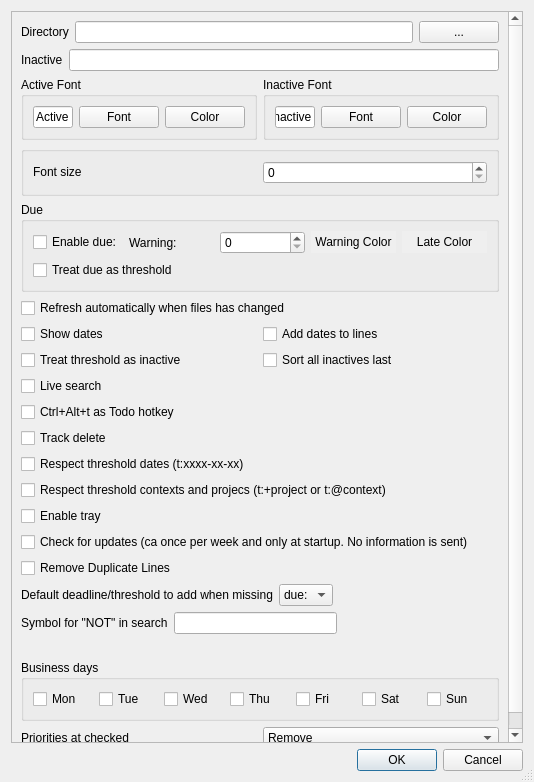
The window that settingsdialog.ui (SverrirValgeirsson/Todour) describes before a commit, drawn with Qt 5.
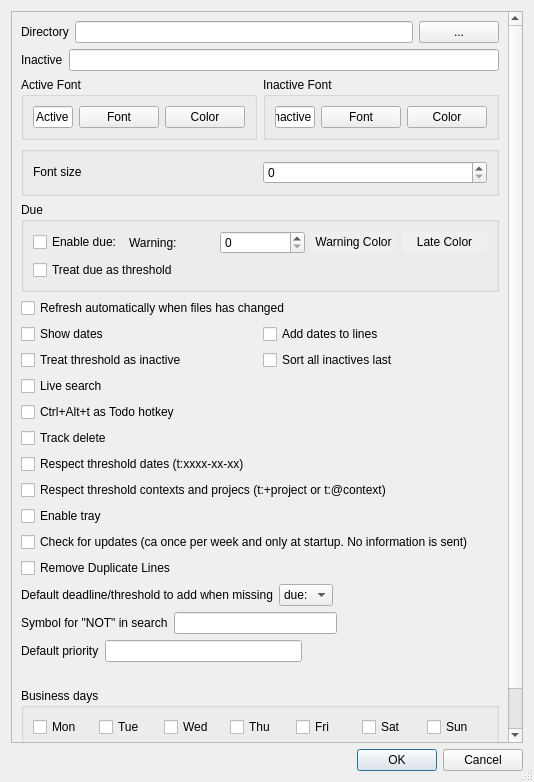
The same window after the commit.

The edit to the form file:
```diff
--- a/settingsdialog.ui
+++ b/settingsdialog.ui
@@ -419,6 +419,42 @@
         </layout>
        </item>
 
+       <item>
+        <layout class="QHBoxLayout" name="horizontalLayout_11">
+         <item>
+          <widget class="QLabel" name="label_8">
+           <property name="text">
+            <string>Default priority</string>
+           </property>
+          </widget>
+         </item>
+         <item>
+          <widget class="QLineEdit" name="default_priority">
+           <property name="maxLength">
+            <number>1</number>
+           </property>
+           <property name="alignment">
+            <set>Qt::AlignCenter</set>
+           </property>
+          </widget>
+         </item>
+         <item>
+          <spacer name="horizontalSpacer">
+           <property name="orientation">
+            <enum>Qt::Horizontal</enum>
+           </property>
+           <property name="sizeHint" stdset="0">
+            <size>
+             <width>40</width>
+             <height>20</height>
+            </size>
+           </property>
+          </spacer>
+         </item>
+        </layout>
+       </item>
+
+
     <item>
         <layout class="QHBoxLayout" name="horizontalLayout_16">
          <item>
```
